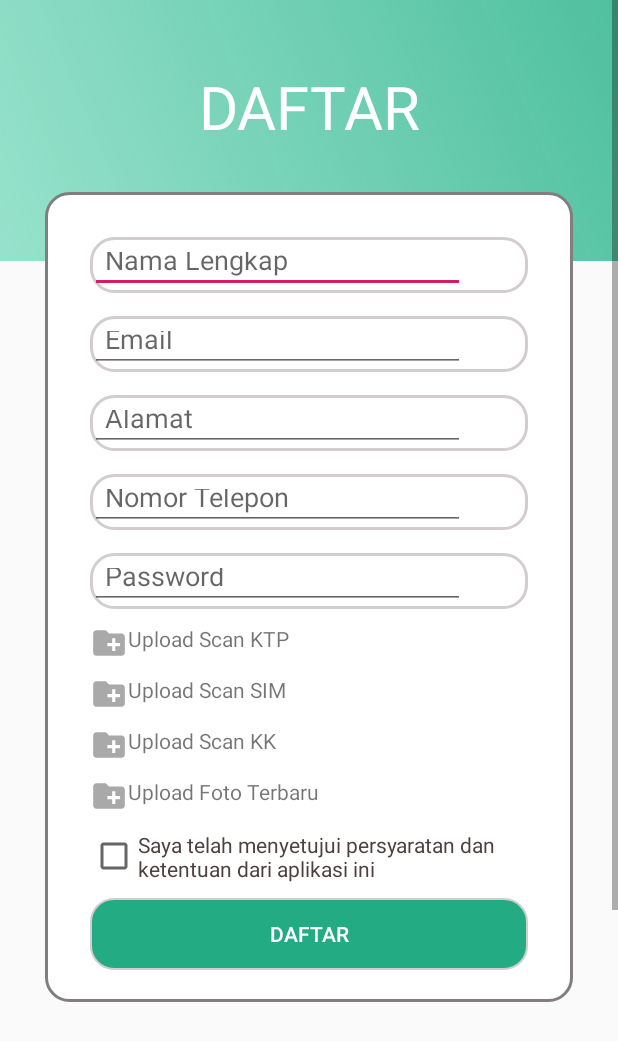
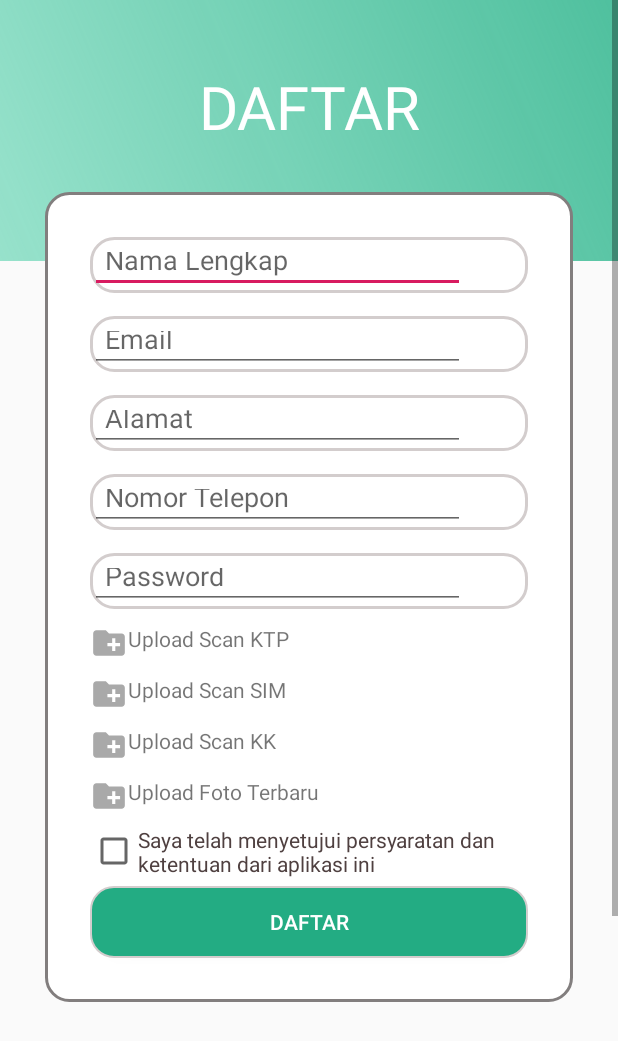
Before and after one commit to reksadnml/Loakin2, an Android app: the layout daftar_driver.xml on its own in the app's theme, with its tools: preview values and no code run, on a phone screen of 412 x 824 dp. Shown: the top 1041 px of the screen. Run offline under Robolectric (Android 15) with nearby library versions, the phone set to English and light mode, and no system bars.

Commit message:
rapiin button

```diff
--- a/app/src/main/java/com/example/loakin/MainActivity.java
+++ b/app/src/main/java/com/example/loakin/MainActivity.java
@@ -23,7 +23,7 @@ public class MainActivity extends AppCompatActivity {
             public void onClick(View view) {
                 Intent i = new Intent(MainActivity.this, bottomNav.class);
                 startActivity(i);
-                finish();
+
             }
         });
     }
--- a/app/src/main/res/layout/daftar_driver.xml
+++ b/app/src/main/res/layout/daftar_driver.xml
@@ -234,7 +234,7 @@
                 android:layout_height="wrap_content"
                 android:layout_marginRight="60dp"
                 android:layout_marginLeft="60dp"
-                android:layout_marginTop="5dp"
+                android:layout_marginTop="2dp"
                 android:text="Saya telah menyetujui persyaratan dan ketentuan dari aplikasi ini"
                 android:textColor="#4F4040"/>
             <Button
@@ -243,7 +243,7 @@
                 android:layout_height="wrap_content"
                 android:layout_marginRight="60dp"
                 android:layout_marginLeft="60dp"
-                android:layout_marginTop="10dp"
+                android:layout_marginTop="5dp"
                 android:background="@drawable/kotaksimpan"
                 android:text="Daftar"
                 android:textColor="#fff" />
--- a/app/src/main/res/layout/daftar_user.xml
+++ b/app/src/main/res/layout/daftar_user.xml
@@ -151,7 +151,7 @@
                     android:layout_height="wrap_content"
                     android:layout_marginRight="60dp"
                     android:layout_marginLeft="60dp"
-                    android:layout_marginTop="10dp"
+                    android:layout_marginTop="13dp"
                     android:background="@drawable/kotaksimpan"
                     android:text="Daftar"
                     android:textColor="#fff" />
```
